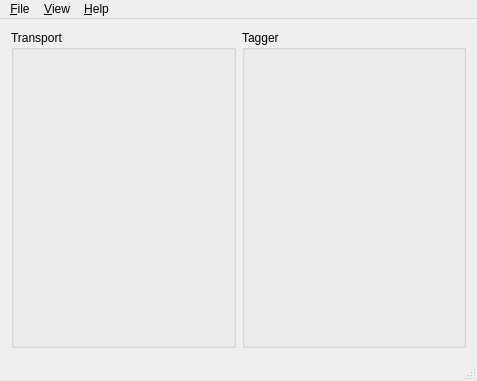
Before: the Qt Designer form src/mainwindow.ui in SMC-LAB/Eve, drawn with Qt 5.
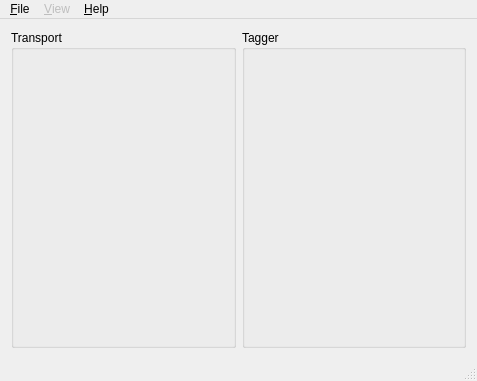
After: the same form once the commit is applied. Icons and pictures are not drawn.

Commit message: Update sliders and labels back to original position

```diff
--- a/src/mainwindow.ui
+++ b/src/mainwindow.ui
@@ -96,6 +96,9 @@
     <addaction name="actionQuit"/>
    </widget>
    <widget class="QMenu" name="menuView">
+    <property name="enabled">
+     <bool>false</bool>
+    </property>
     <property name="title">
      <string>&amp;View</string>
     </property>
```
Left out of the diff: 12 changed lines with no effect on the pictures. The commit also changes 7 other files.
